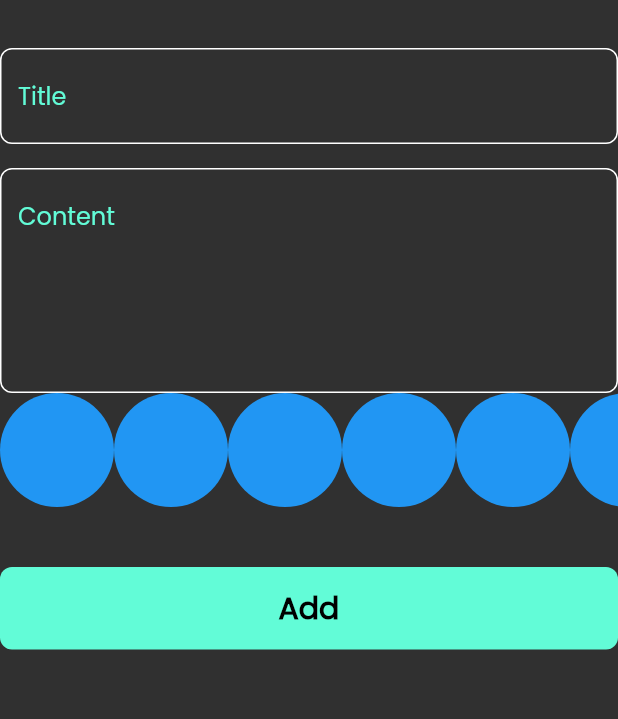
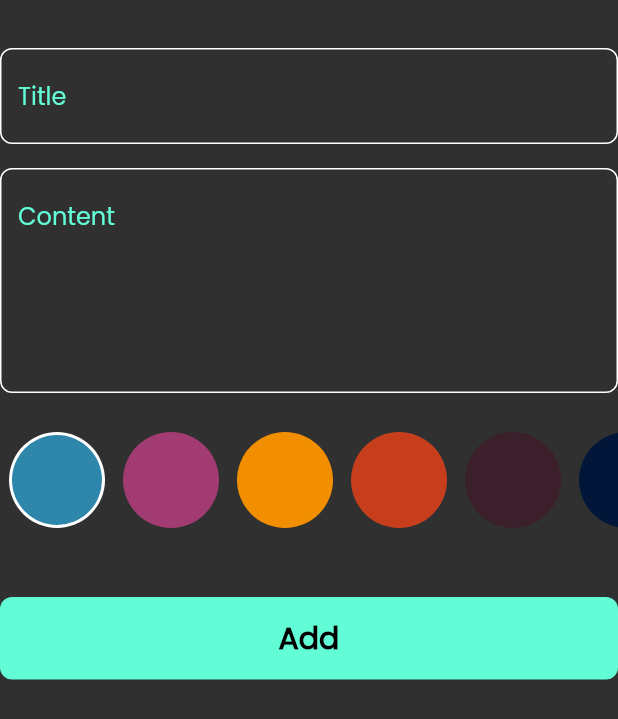
Before and after one commit to Mohammedhussein12/notes_app, a Flutter app: the AddNotesForm widget shown alone on an empty page, opened directly, on a phone screen of 412 x 824 dp. Shown: the top 719 px of the screen. Run offline on Flutter 3.47's test engine with Material 3 defaults, Android fonts, the phone set to English and light mode, and no system bars; our stand-ins replace flutter_bloc, font_awesome_flutter, hive, hive_flutter, modal_progress_hud_nsn; accounts and stored records are empty.

Commit message:
colors list view done

```diff
--- a/lib/widgets/add_note_form.dart
+++ b/lib/widgets/add_note_form.dart
@@ -46,6 +46,8 @@ class _AddNotesFormState extends State<AddNotesForm> {
             },
             hintText: 'Content',
             maxLines: 5,
+          ),const SizedBox(
+            height: 20,
           ),
           const ColorsListView(),
           const SizedBox(
--- a/lib/widgets/color_list_view.dart
+++ b/lib/widgets/color_list_view.dart
@@ -1,19 +1,49 @@
 import 'package:flutter/material.dart';
 
 class ColorItem extends StatelessWidget {
-  const ColorItem({super.key});
+  const ColorItem({super.key, required this.isActive, required this.color});
+
+  final Color color;
+  final bool isActive;
 
   @override
   Widget build(BuildContext context) {
-    return const CircleAvatar(
-      backgroundColor: Colors.blue,
-      radius: 38,
-    );
+    return isActive
+        ? CircleAvatar(
+            radius: 32,
+            backgroundColor: Colors.white,
+            child: CircleAvatar(
+              backgroundColor: color,
+              radius: 30,
+            ),
+          )
+        : CircleAvatar(
+            backgroundColor: color,
+            radius: 32,
+          );
   }
 }
 
-class ColorsListView extends StatelessWidget {
+class ColorsListView extends StatefulWidget {
   const ColorsListView({super.key});
+
+  @override
+  State<ColorsListView> createState() => _ColorsListViewState();
+}
+
+class _ColorsListViewState extends State<ColorsListView> {
+  int currentIndex = 0;
+  List<Color> colors = const [
+    Color(0xff2E86AB),
+    Color(0xffA23B72),
+    Color(0xffF18F01),
+    Color(0xffC73E1D),
+    Color(0xff3B1F2B),
+    Color(0xff011638),
+    Color(0xff0EB1D2),
+    Color(0xffC8C2AE),
+    Color(0xff8AB9B5)
+  ];
 
   @override
   Widget build(BuildContext context) {
@@ -21,8 +51,20 @@ class ColorsListView extends StatelessWidget {
       height: 38 * 2,
       child: ListView.builder(
         scrollDirection: Axis.horizontal,
-        itemBuilder: (context, index) => const ColorItem(),
-        itemCount: 10,
+        itemBuilder: (context, index) => Padding(
+          padding: const EdgeInsets.symmetric(horizontal: 6.0),
+          child: GestureDetector(
+            onTap: () {
+              currentIndex = index;
+              setState(() {});
+            },
+            child: ColorItem(
+              isActive: index == currentIndex,
+              color: colors[index],
+            ),
+          ),
+        ),
+        itemCount: colors.length,
       ),
     );
   }
```
